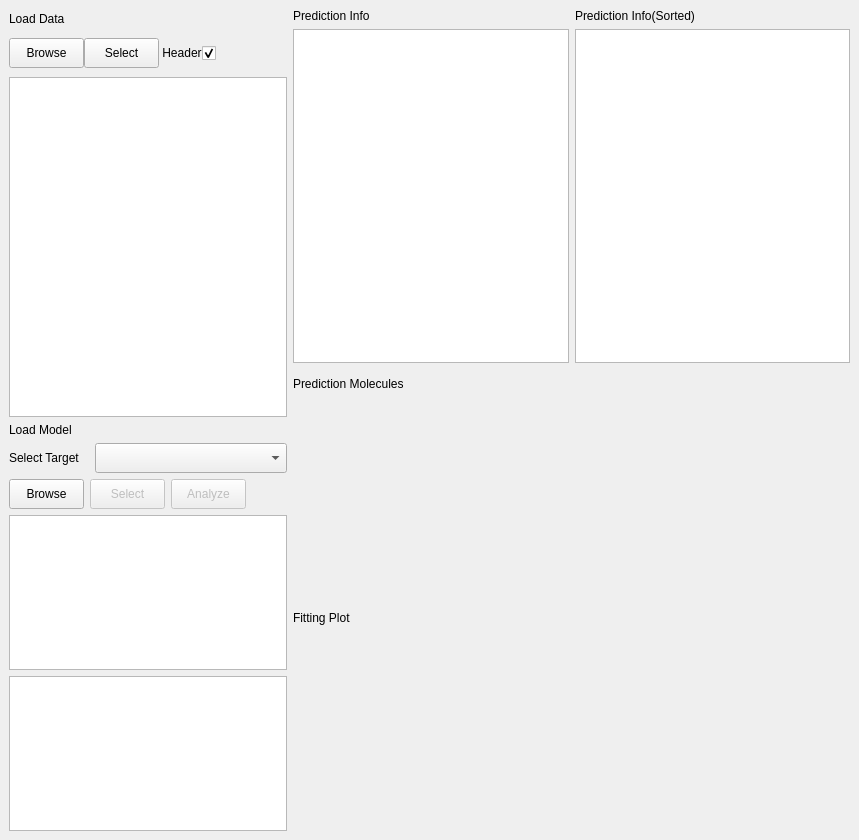
sheMnapion/AI-QSAR, file QSAR-UI/mainwindow3.ui: the form before one commit.
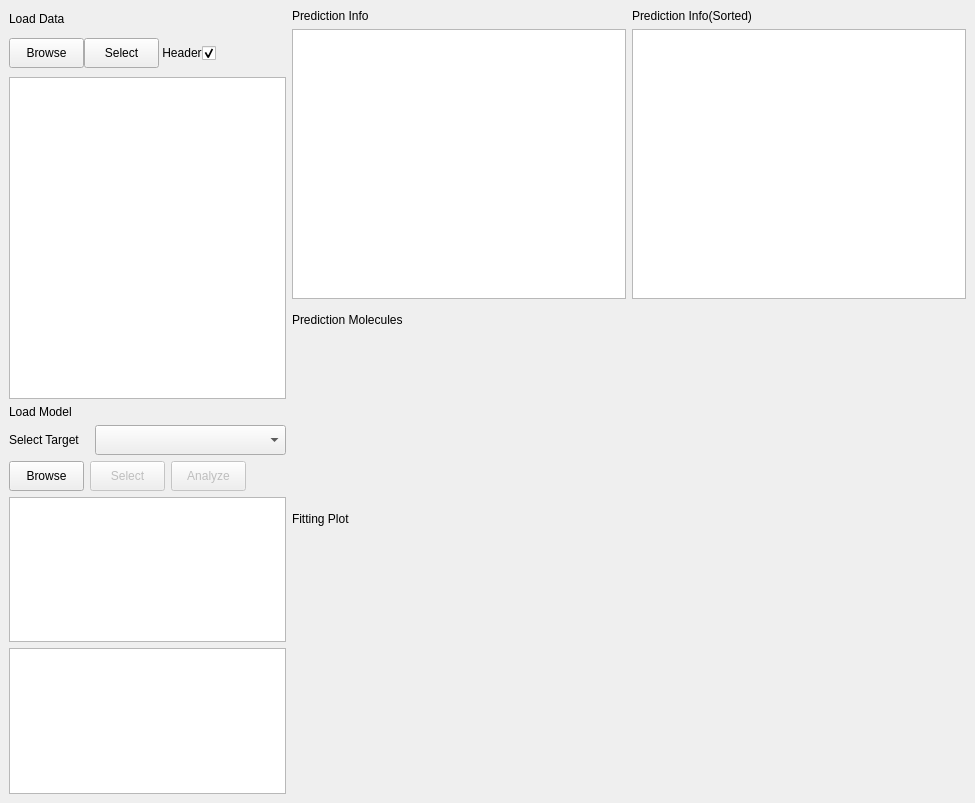
The form after the commit.

Commit message: Add molecule plot wit rdkit, still have problems with size:

Diff of the .ui file:
```diff
--- a/QSAR-UI/mainwindow3.ui
+++ b/QSAR-UI/mainwindow3.ui
@@ -6,8 +6,8 @@
    <rect>
     <x>0</x>
     <y>0</y>
-    <width>859</width>
-    <height>840</height>
+    <width>975</width>
+    <height>803</height>
    </rect>
   </property>
   <property name="sizePolicy">
@@ -22,7 +22,7 @@
   <widget class="QWidget" name="centralwidget">
    <layout class="QHBoxLayout" name="horizontalLayout_6">
     <item>
-     <layout class="QHBoxLayout" name="horizontalLayout_4" stretch="1,2">
+     <layout class="QHBoxLayout" name="horizontalLayout_4" stretch="2,5">
       <item>
        <layout class="QVBoxLayout" name="verticalLayout_2" stretch="25,25">
         <property name="sizeConstraint">
@@ -420,7 +420,7 @@
        </layout>
       </item>
       <item>
-       <layout class="QVBoxLayout" name="verticalLayout_6" stretch="75,75,75">
+       <layout class="QVBoxLayout" name="verticalLayout_6" stretch="3,2,3">
         <property name="sizeConstraint">
          <enum>QLayout::SetDefaultConstraint</enum>
         </property>
@@ -516,29 +516,7 @@
          </layout>
         </item>
         <item>
-         <widget class="QLabel" name="label_6">
-          <property name="sizePolicy">
-           <sizepolicy hsizetype="Expanding" vsizetype="Fixed">
-            <horstretch>1</horstretch>
-            <verstretch>0</verstretch>
-           </sizepolicy>
-          </property>
-          <property name="maximumSize">
-           <size>
-            <width>16777215</width>
-            <height>30</height>
-           </size>
-          </property>
-          <property name="text">
-           <string>Prediction Molecules</string>
-          </property>
-         </widget>
-        </item>
-        <item>
-         <layout class="QVBoxLayout" name="verticalLayout_5">
-          <property name="sizeConstraint">
-           <enum>QLayout::SetMaximumSize</enum>
-          </property>
+         <layout class="QVBoxLayout" name="verticalLayout_9">
           <item>
            <widget class="QWidget" name="widget" native="true">
             <layout class="QVBoxLayout" name="verticalLayout_7">
@@ -558,27 +536,158 @@
               <number>0</number>
              </property>
              <item>
-              <widget class="QLabel" name="molPlotWidget">
+              <widget class="QLabel" name="label_6">
                <property name="sizePolicy">
-                <sizepolicy hsizetype="Expanding" vsizetype="Expanding">
+                <sizepolicy hsizetype="Expanding" vsizetype="Fixed">
                  <horstretch>1</horstretch>
-                 <verstretch>2</verstretch>
+                 <verstretch>0</verstretch>
                 </sizepolicy>
                </property>
-               <property name="minimumSize">
+               <property name="maximumSize">
                 <size>
-                 <width>0</width>
-                 <height>200</height>
+                 <width>16777215</width>
+                 <height>30</height>
                 </size>
                </property>
                <property name="text">
-                <string/>
+                <string>Prediction Molecules</string>
                </property>
               </widget>
              </item>
+             <item>
+              <layout class="QHBoxLayout" name="molPlotLayout">
+               <item>
+                <widget class="QWidget" name="molPlotWidget_1" native="true">
+                 <property name="minimumSize">
+                  <size>
+                   <width>120</width>
+                   <height>0</height>
+                  </size>
+                 </property>
+                 <layout class="QHBoxLayout" name="molPlotLayout_1">
+                  <property name="leftMargin">
+                   <number>0</number>
+                  </property>
+                  <property name="topMargin">
+                   <number>0</number>
+                  </property>
+                  <property name="rightMargin">
+                   <number>0</number>
+                  </property>
+                  <property name="bottomMargin">
+                   <number>0</number>
+                  </property>
+                 </layout>
+                </widget>
+               </item>
+               <item>
+                <widget class="QWidget" name="molPlotWidget_2" native="true">
+                 <property name="minimumSize">
+                  <size>
+                   <width>120</width>
+                   <height>0</height>
+                  </size>
+                 </property>
+                 <layout class="QHBoxLayout" name="molPlotLayout_2">
+                  <property name="leftMargin">
+                   <number>0</number>
+                  </property>
+                  <property name="topMargin">
+                   <number>0</number>
+                  </property>
+                  <property name="rightMargin">
+                   <number>0</number>
+                  </property>
+                  <property name="bottomMargin">
+                   <number>0</number>
+                  </property>
+                 </layout>
+                </widget>
+               </item>
+               <item>
+                <widget class="QWidget" name="molPlotWidget_3" native="true">
+                 <property name="minimumSize">
+                  <size>
+                   <width>120</width>
+                   <height>0</height>
+                  </size>
+                 </property>
+                 <layout class="QHBoxLayout" name="molPlotLayout_3">
+                  <property name="leftMargin">
+                   <number>0</number>
+                  </property>
+                  <property name="topMargin">
+                   <number>0</number>
+                  </property>
+                  <property name="rightMargin">
+                   <number>0</number>
+                  </property>
+                  <property name="bottomMargin">
+                   <number>0</number>
+                  </property>
+                 </layout>
+                </widget>
+               </item>
+               <item>
+                <widget class="QWidget" name="molPlotWidget_4" native="true">
+                 <property name="minimumSize">
+                  <size>
+                   <width>120</width>
+                   <height>0</height>
+                  </size>
+                 </property>
+                 <layout class="QHBoxLayout" name="molPlotLayout_4">
+                  <property name="leftMargin">
+                   <number>0</number>
+                  </property>
+                  <property name="topMargin">
+                   <number>0</number>
+                  </property>
+                  <property name="rightMargin">
+                   <number>0</number>
+                  </property>
+                  <property name="bottomMargin">
+                   <number>0</number>
+                  </property>
+                 </layout>
+                </widget>
+               </item>
+               <item>
+                <widget class="QWidget" name="molPlotWidget_5" native="true">
+                 <property name="minimumSize">
+                  <size>
+                   <width>120</width>
+                   <height>0</height>
+                  </size>
+                 </property>
+                 <layout class="QHBoxLayout" name="molPlotLayout_5">
+                  <property name="leftMargin">
+                   <number>0</number>
+                  </property>
+                  <property name="topMargin">
+                   <number>0</number>
+                  </property>
+                  <property name="rightMargin">
+                   <number>0</number>
+                  </property>
+                  <property name="bottomMargin">
+                   <number>0</number>
+                  </property>
+                 </layout>
+                </widget>
+               </item>
+              </layout>
+             </item>
             </layout>
            </widget>
           </item>
+         </layout>
+        </item>
+        <item>
+         <layout class="QVBoxLayout" name="verticalLayout_5">
+          <property name="sizeConstraint">
+           <enum>QLayout::SetMaximumSize</enum>
+          </property>
           <item>
            <layout class="QVBoxLayout" name="verticalLayout_8" stretch="1,1">
             <property name="sizeConstraint">
```
Left out of the diff: 2 changed lines with no effect on the pictures. The commit also changes 4 other files.
